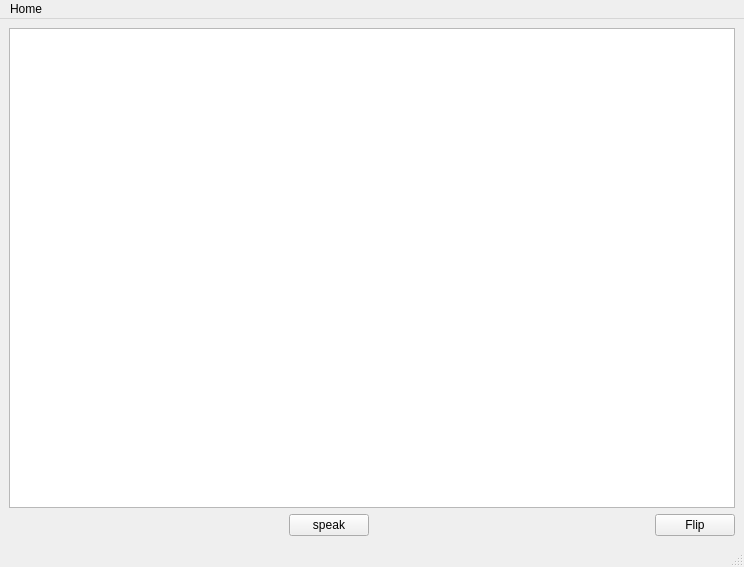
First picture: the form in src/UI/Front.ui, repository zpb911km/Linear_Memo, before the edit.
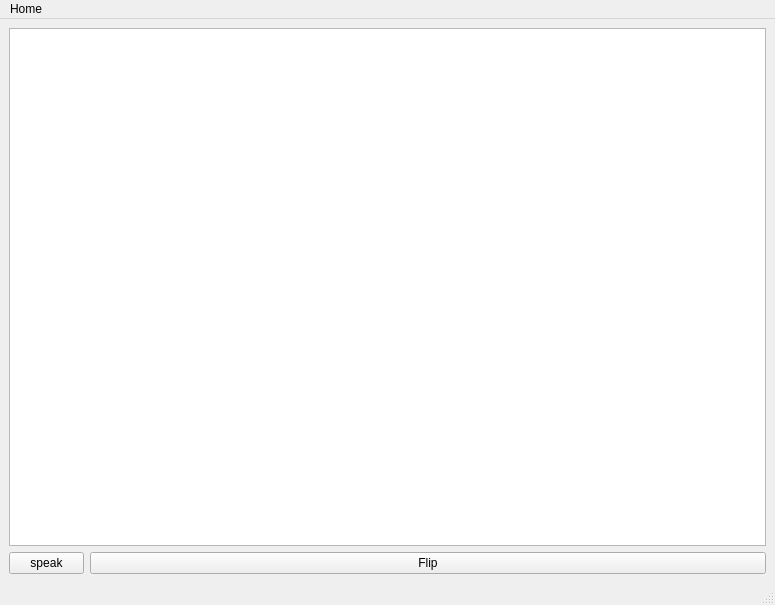
Second picture: the form after the edit.

```diff
--- a/src/UI/Front.ui
+++ b/src/UI/Front.ui
@@ -9,8 +9,8 @@
    <rect>
     <x>0</x>
     <y>0</y>
-    <width>744</width>
-    <height>567</height>
+    <width>775</width>
+    <height>605</height>
    </rect>
   </property>
   <property name="windowTitle">
@@ -23,39 +23,19 @@
     </item>
     <item>
      <layout class="QHBoxLayout" name="horizontalLayout">
-      <item>
-       <spacer name="horizontalSpacer">
-        <property name="orientation">
-         <enum>Qt::Horizontal</enum>
-        </property>
-        <property name="sizeHint" stdset="0">
-         <size>
-          <width>40</width>
-          <height>20</height>
-         </size>
-        </property>
-       </spacer>
-      </item>
       <item>
        <widget class="QPushButton" name="pushButton_2">
+        <property name="maximumSize">
+         <size>
+          <width>75</width>
+          <height>24</height>
+         </size>
+        </property>
         <property name="text">
          <string>speak</string>
         </property>
        </widget>
       </item>
-      <item>
-       <spacer name="horizontalSpacer_2">
-        <property name="orientation">
-         <enum>Qt::Horizontal</enum>
-        </property>
-        <property name="sizeHint" stdset="0">
-         <size>
-          <width>40</width>
-          <height>20</height>
-         </size>
-        </property>
-       </spacer>
-      </item>
       <item>
        <widget class="QPushButton" name="pushButton">
         <property name="text">
@@ -72,7 +52,7 @@
     <rect>
      <x>0</x>
      <y>0</y>
-     <width>744</width>
+     <width>775</width>
      <height>22</height>
     </rect>
    </property>
```
